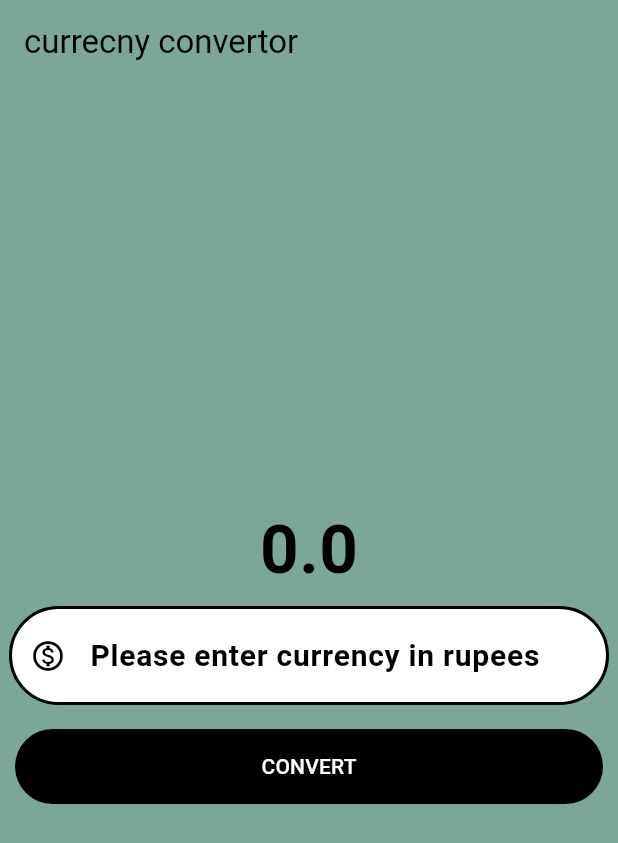
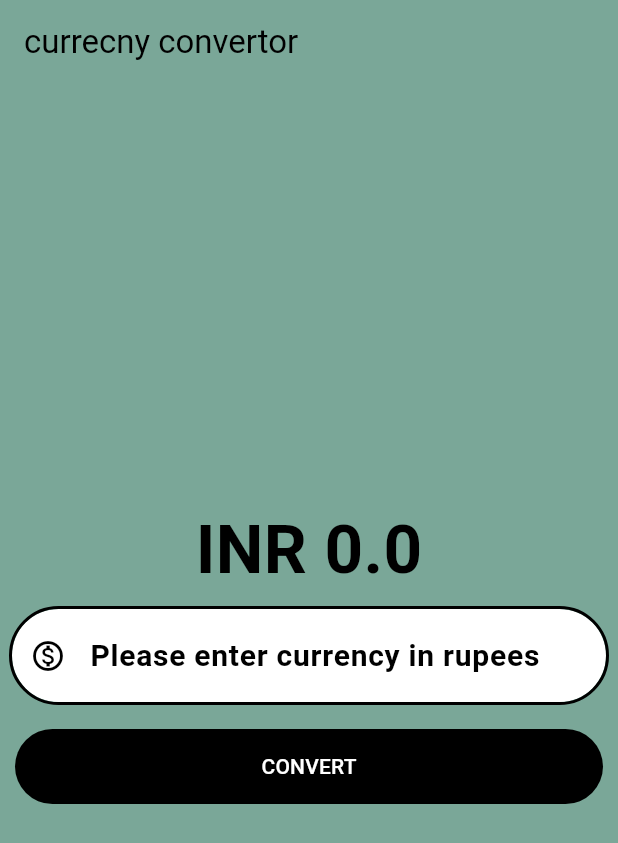
Before and after one commit to yashseth391/ourflutterproject, a Flutter app: the screen it shows after launch, on a phone screen of 412 x 824 dp. Shown: the top 843 px of the screen. Run offline on Flutter 3.47's test engine with Material 3 defaults, Android fonts, the phone set to English and light mode, and no system bars.

Commit message:
first complete(without cuppertino)

```diff
--- a/lib/currency_convertor_material.dart
+++ b/lib/currency_convertor_material.dart
@@ -44,7 +44,7 @@ class _CurrecnyConvertorMaterialPagee
           mainAxisAlignment: MainAxisAlignment.center,
           children: [
             Text(
-              result.toString(),
+              'INR ${result.toString()}',
               style: const TextStyle(
                 fontSize: 45,
                 fontWeight: FontWeight.bold,
```
